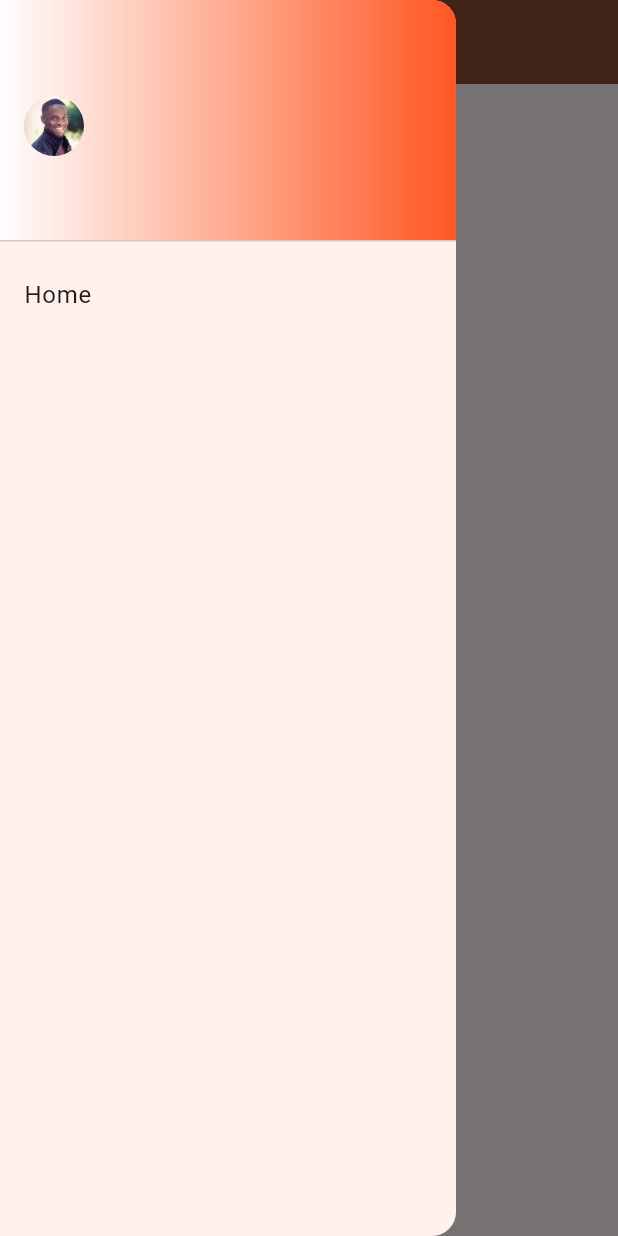
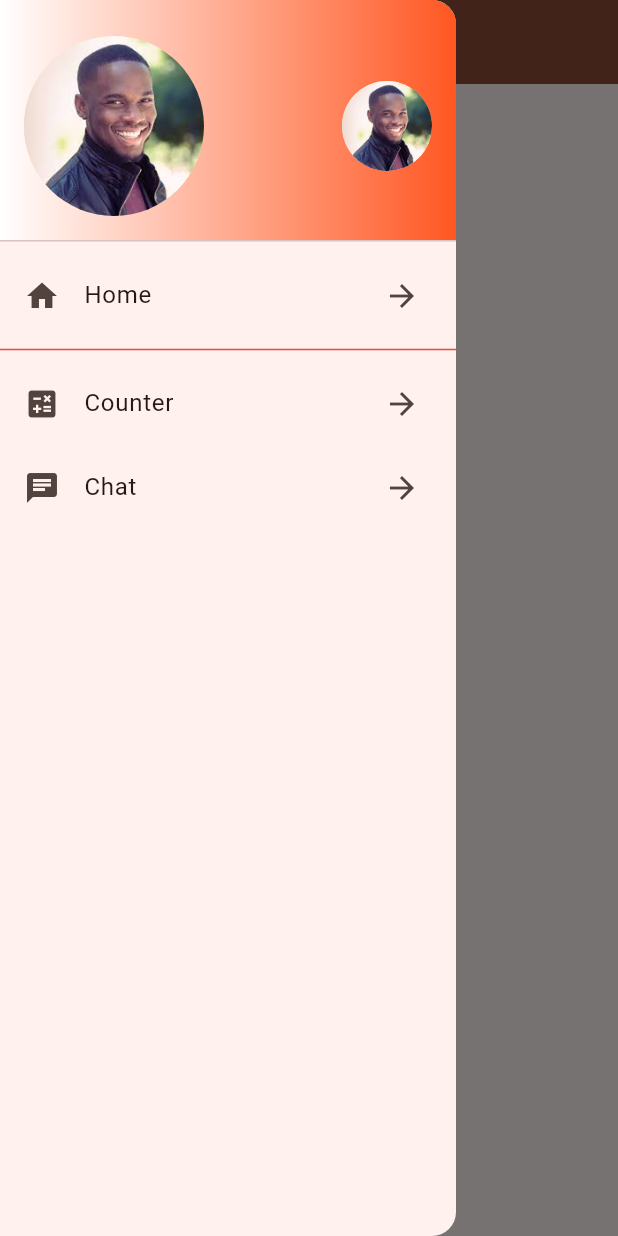
Before and after one commit to Benhmidaahmed/flutter_project, a Flutter app: the screen it shows after launch, with the side drawer open, on a phone screen of 412 x 824 dp. Run offline on Flutter 3.47's test engine with Material 3 defaults, Android fonts, the phone set to English and light mode, and no system bars.

Commit message:
amélioration

```diff
--- a/lib/main.dart
+++ b/lib/main.dart
@@ -1,46 +1,83 @@
 import 'package:flutter/material.dart';
 
+// Point d'entrée principal de l'application
 void main() {
   runApp(const MyApp());
 }
 
+// Widget racine de l'application
 class MyApp extends StatelessWidget {
   const MyApp({super.key});
 
   @override
   Widget build(BuildContext context) {
     return MaterialApp(
-      debugShowCheckedModeBanner: false, // enlever le "debug"
+      debugShowCheckedModeBanner: false, // Enlève le bandeau "debug" en haut à droite
       theme: ThemeData(
         colorScheme: ColorScheme.fromSeed(seedColor: Colors.deepOrange),
         primaryColor: Colors.deepOrange,
-        useMaterial3: true,
+        useMaterial3: true, // Utilise la version Material Design 3
       ),
-      home: const HomePage(),
+      home: const HomePage(), // Définit la page d'accueil
     );
   }
 }
 
+// Page d'accueil de l'application
 class HomePage extends StatelessWidget {
   const HomePage({super.key});
 
   @override
   Widget build(BuildContext context) {
     return Scaffold(
+      // Menu latéral
       drawer: Drawer(
-        child:Column(
+        child: Column(
           children: [
-            DrawerHeader(child:Row(
-                children: [CircleAvatar
-                  (backgroundImage: AssetImage("lib/image/download.jpg"),)], ),
-            decoration: BoxDecoration(
-              gradient: LinearGradient(colors: [Colors.white,Theme.of(context).primaryColor])
-            ),)
-          ,ListTile(
-              title: Text("Home"),
-            )],
-        )
+            // En-tête du Drawer avec deux images en cercle
+            DrawerHeader(
+              decoration: BoxDecoration(
+                gradient: LinearGradient(
+                  colors: [Colors.white, Theme.of(context).primaryColor],
+                ),
+              ),
+              child: Row(
+                mainAxisAlignment: MainAxisAlignment.spaceBetween,
+                children: [
+                  CircleAvatar(
+                    backgroundImage: AssetImage("lib/image/download.jpg"),
+                    radius: 60,
+                  ),
+                  CircleAvatar(
+                    backgroundImage: AssetImage("lib/image/download.jpg"),
+                    radius: 30,
+                  ),
+                ],
+              ),
+            ),
+
+            // Liste des éléments de navigation
+            ListTile(
+              title: const Text("Home"),
+              leading: const Icon(Icons.home),
+              trailing: const Icon(Icons.arrow_forward),
+            ),
+            const Divider(color: Colors.red),
+            ListTile(
+              title: const Text("Counter"),
+              leading: const Icon(Icons.calculate),
+              trailing: const Icon(Icons.arrow_forward),
+            ),
+            ListTile(
+              title: const Text("Chat"),
+              leading: const Icon(Icons.chat),
+              trailing: const Icon(Icons.arrow_forward),
+            ),
+          ],
+        ),
       ),
+
+      // Barre supérieure de la page
       appBar: AppBar(
         title: const Text(
           "Home",
@@ -48,6 +85,8 @@ class HomePage extends StatelessWidget {
         ),
         backgroundColor: Theme.of(context).colorScheme.primary,
       ),
+
+      // Contenu principal de la page
       body: const Center(
         child: Text(
           "Home Page",
```
